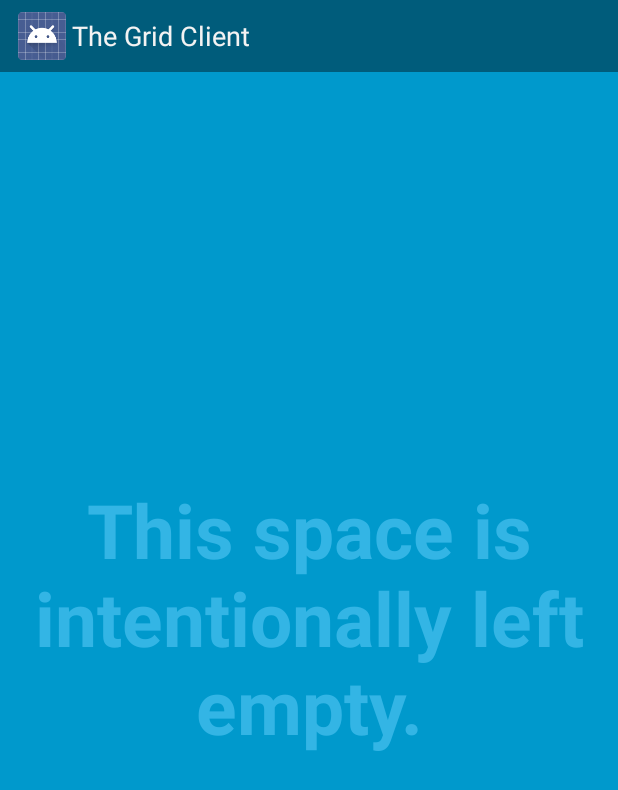
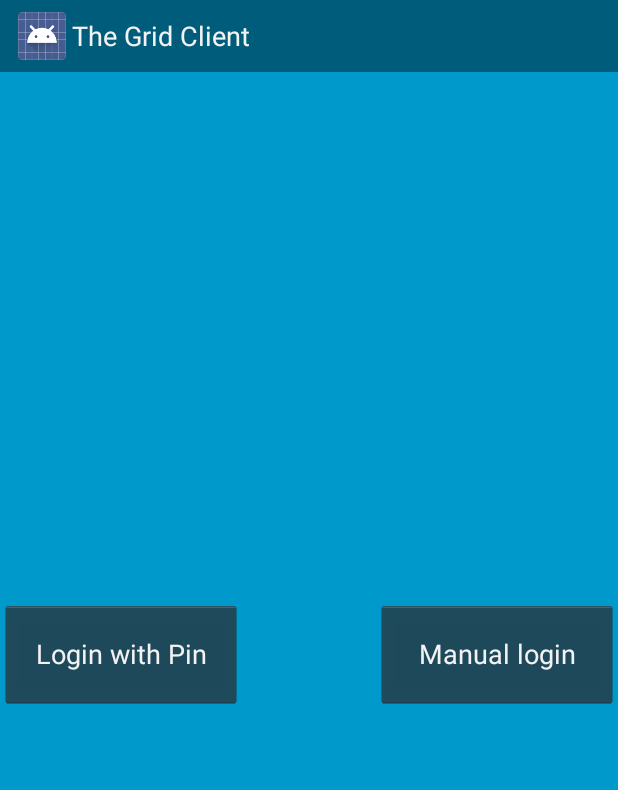
Before and after one commit to mattias-joelson/asabah2, an Android app: the screen it shows after launch (main), on a phone screen of 412 x 824 dp. Shown: the top 790 px of the screen. Run offline under Robolectric (Android 15) with nearby library versions, the phone set to English and light mode, and no system bars; 4 statements that could not run were skipped.

Commit message:
#1 Add new vies for login

```diff
--- a/app/src/main/res/layout/activity_main.xml
+++ b/app/src/main/res/layout/activity_main.xml
@@ -5,10 +5,7 @@
     <!-- The primary full-screen view. This can be replaced with whatever view
          is needed to present your content, e.g. VideoView, SurfaceView,
          TextureView, etc. -->
-    <TextView android:id="@+id/fullscreen_content" android:layout_width="match_parent"
-        android:layout_height="match_parent" android:keepScreenOn="true" android:textColor="#33b5e5"
-        android:textStyle="bold" android:textSize="50sp" android:gravity="center"
-        android:text="@string/dummy_content" />
+
 
     <!-- This FrameLayout insets its children based on system windows using
          android:fitsSystemWindows. -->
@@ -22,6 +19,20 @@
             tools:ignore="UselessParent">
 
         </LinearLayout>
+
+        <Button
+            android:id="@+id/button2"
+            android:layout_width="161dp"
+            android:layout_height="72dp"
+            android:layout_gravity="right|center_vertical"
+            android:text="Manual login" />
+
+        <Button
+            android:id="@+id/button"
+            android:layout_width="161dp"
+            android:layout_height="72dp"
+            android:layout_gravity="left|center_vertical"
+            android:text="Login with Pin" />
     </FrameLayout>
 
 </FrameLayout>
```
Also changed, not shown: app/src/main/res/drawable/image_border.xml (added, +7 -0 lines), app/src/main/res/drawable/textview_border.xml (added, +42 -0 lines), app/src/main/res/layout/activity_loggedin.xml (added, +62 -0 lines), 1 other file.
